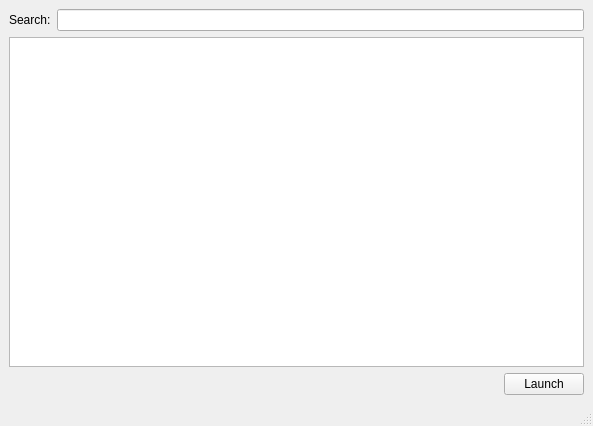
Qt form view.ui (nicolas-van/lightningmf) before a commit.
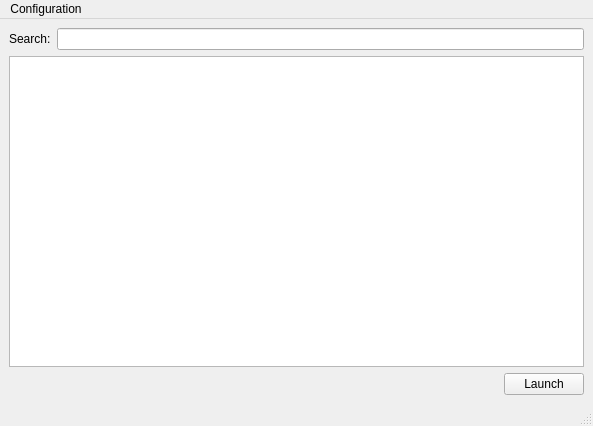
The same form after that commit.

```diff
--- a/view.ui
+++ b/view.ui
@@ -89,6 +89,35 @@
      <height>25</height>
     </rect>
    </property>
+   <property name="sizePolicy">
+    <sizepolicy hsizetype="MinimumExpanding" vsizetype="Minimum">
+     <horstretch>0</horstretch>
+     <verstretch>0</verstretch>
+    </sizepolicy>
+   </property>
+   <property name="minimumSize">
+    <size>
+     <width>0</width>
+     <height>0</height>
+    </size>
+   </property>
+   <property name="autoFillBackground">
+    <bool>false</bool>
+   </property>
+   <property name="defaultUp">
+    <bool>false</bool>
+   </property>
+   <widget class="QMenu" name="menuConfiguration">
+    <property name="enabled">
+     <bool>true</bool>
+    </property>
+    <property name="title">
+     <string>Configuration</string>
+    </property>
+    <addaction name="actionMame"/>
+    <addaction name="actionRoms"/>
+   </widget>
+   <addaction name="menuConfiguration"/>
   </widget>
   <widget class="QStatusBar" name="statusbar"/>
  </widget>
```
Left out of the diff: 15 changed lines with no effect on the pictures.
